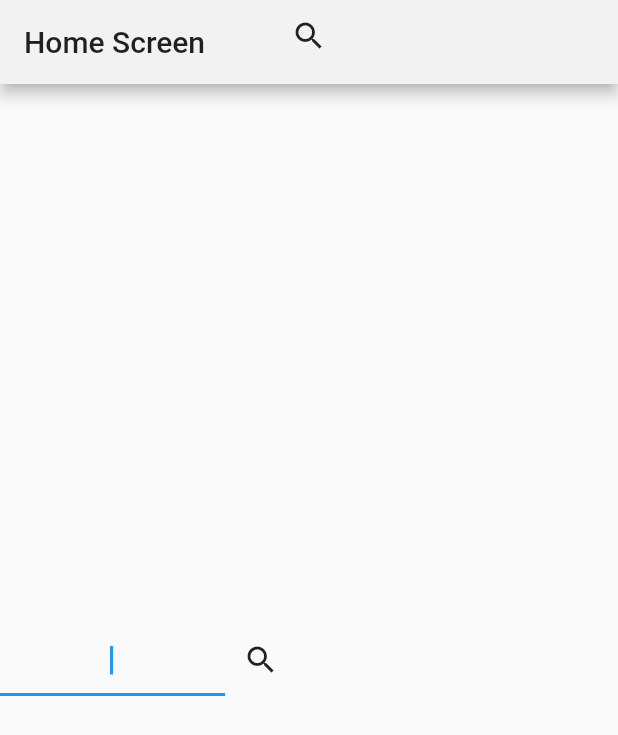
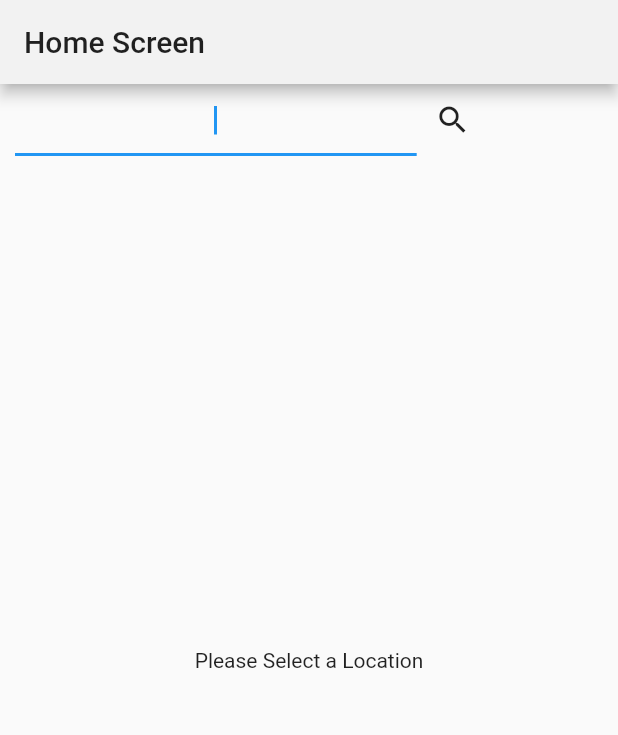
Before and after one commit to softwarengineer2/bloc-weather-flutter-app, a Flutter app: the screen it shows after launch, after a tap on the "search" icon, on a phone screen of 412 x 824 dp. Shown: the top 735 px of the screen. Run offline on Flutter 3.47's test engine with Material 2 defaults, Android fonts, the phone set to English and light mode, and no system bars; our stand-ins replace bloc, equatable, flutter_bloc; network calls fail.

Commit message:
fix for button issue

```diff
--- a/lib/presentation/screens/home_screen/home_screen.dart
+++ b/lib/presentation/screens/home_screen/home_screen.dart
@@ -13,14 +13,14 @@ class HomeScreen extends StatelessWidget {
     return Scaffold(
       appBar: AppBar(
         title: Text(title),
-        flexibleSpace: IconButton(
+        /*flexibleSpace: IconButton(
           icon: Icon(Icons.search),
           onPressed: () {
             //Navigator.pop(context, cityName.text);
             BlocProvider.of<WeatherBloc>(context)
                 .add(FetchWeather(cityName: "İstanbul"));
           },
-        ),
+        ),*/
       ),
       body: Center(
         child: BlocListener<WeatherBloc, WeatherState>(
@@ -31,23 +31,85 @@ class HomeScreen extends StatelessWidget {
             }
             print('--------------------------------');
           },
-          child: Row(
-            //mainAxisAlignment: MainAxisAlignment.start,
+          child: Stack(
             children: <Widget>[
               Container(
-                width: 150,
+                alignment: Alignment.topCenter,
+                padding: EdgeInsets.only(left: 10),
+                child: Row(
+                  children: <Widget>[
+                    Container(
+                      width: MediaQuery.of(context).size.width * 0.65,
                       child: TextFormField(
                         autofocus: true,
                         textAlign: TextAlign.center,
                         controller: _searchController,
                       ),
                     ),
-              IconButton(
+                    GestureDetector(
+                      onTap: () {
+                        print('here 1');
+                      },
+                      child: IconButton(
                         icon: Icon(Icons.search),
+                        highlightColor: Colors.pink,
                         onPressed: () {
-                  BlocProvider.of<WeatherBloc>(context)
-                      .add(FetchWeather(cityName: _searchController.text));
+                          print('clicked');
+                          if (_searchController.text != "") {
+                            BlocProvider.of<WeatherBloc>(context).add(
+                                FetchWeather(cityName: _searchController.text));
+                          }
                         },
+                      ),
+                    ),
+                  ],
+                ),
+              ),
+              Container(
+                alignment: Alignment.bottomRight,
+                child: Center(
+                  child: BlocBuilder<WeatherBloc, WeatherState>(
+                    builder: (_, WeatherState state) {
+                      if (state is WeatherInitial) {
+                        return Center(child: Text('Please Select a Location'));
+                      }
+                      if (state is WeatherLoading) {
+                        return Center(child: CircularProgressIndicator());
+                      }
+                      if (state is WeatherLoaded) {
+                        final weather = state.weather;
+                        return ListView(
+                          children: <Widget>[
+                            Padding(
+                              padding: EdgeInsets.only(top: 100.0),
+                              child: Center(
+                                child: Text("Location"),
+                              ),
+                            ),
+                            Center(
+                              child: Text("Last Update"),
+                            ),
+                            Padding(
+                              padding: EdgeInsets.symmetric(vertical: 50.0),
+                              child: Center(
+                                child: Text("Location"),
+                              ),
+                            ),
+                          ],
+                        );
+                      }
+                      //if (state is WeatherError) {
+                      return Text(
+                        'Something went wrong!',
+                        style: TextStyle(color: Colors.red),
+                      );
+                      //}
+                    },
+                  ),
+                ),
+                /*FloatingActionButton(
+                  onPressed: () => {print('clicked')},
+                ),*/
               ),
             ],
           ),
```
Lines whose indentation alone changed are shown as unchanged.
